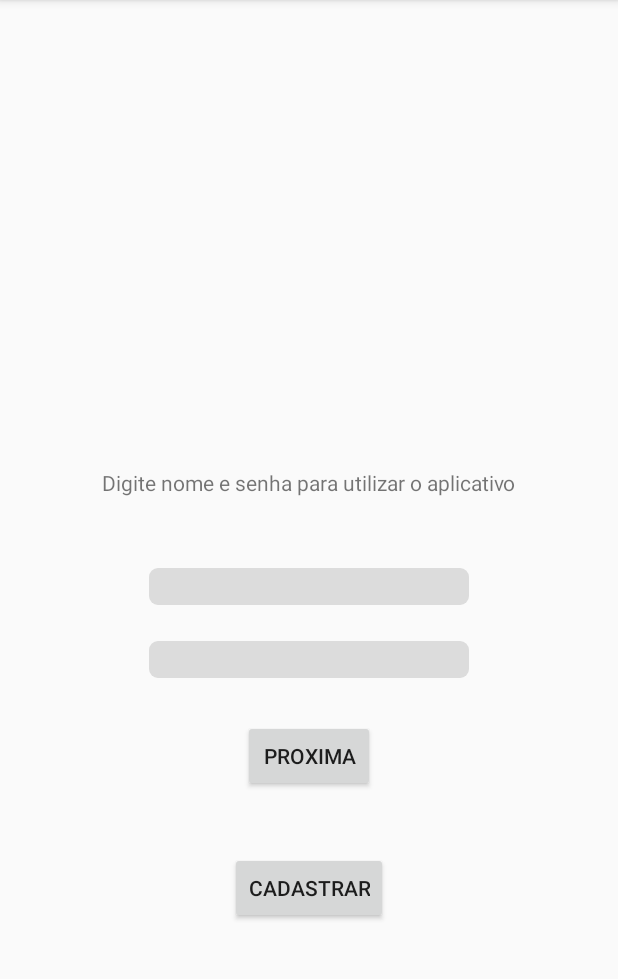
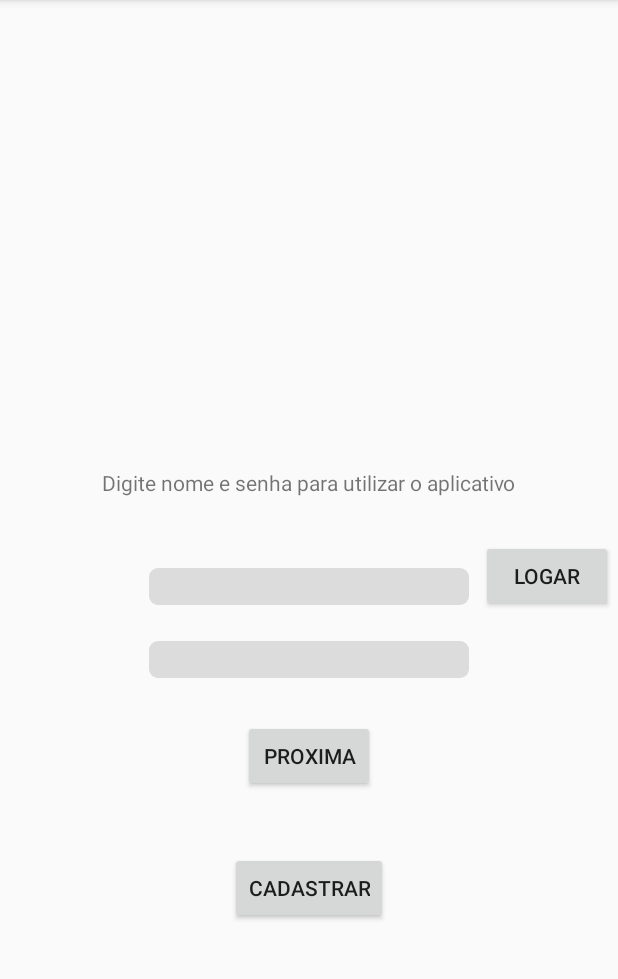
Before and after one commit to MauroTi/OrcamentoDomestico, an Android app: the screen it shows after launch (MainActivity), after a tap on "CADASTRAR", on a phone screen of 412 x 824 dp, the part 84-1063 px from its top. Run offline under Robolectric (Android 15) with nearby library versions, the phone set to English and light mode, and no system bars.

```diff
--- a/app/src/main/java/com/example/orcamentodomestico/MainActivity.java
+++ b/app/src/main/java/com/example/orcamentodomestico/MainActivity.java
@@ -17,7 +17,6 @@ public class MainActivity extends AppCompatActivity {
     protected void onCreate(Bundle savedInstanceState) {
         super.onCreate(savedInstanceState);
         setContentView(R.layout.activity_main);
-
     }
 
     Login login;
@@ -34,20 +33,16 @@ public class MainActivity extends AppCompatActivity {
         login = new Login();
         login.setUsuario(usuario);
         login.setSenha(senha);
-        login.toString();
         loginController.cadastroLogin(login);
 
-        //Toast.makeText(getBaseContext(), login.toString(), Toast.LENGTH_LONG).show();
+        // Toast.makeText(getBaseContext(), login.toString(), Toast.LENGTH_LONG).show();
         Toast.makeText(getBaseContext(), loginController.exibeLogin(), Toast.LENGTH_LONG).show();
+    }
 
-    }
+    public void logar(View view) {}
 
     public void proxima(View view) {
         Intent intent = new Intent(MainActivity.this, Main2Activity.class);
         startActivity(intent);
-
     }
-
-
-
 }
--- a/app/src/main/java/controller/LoginController.java
+++ b/app/src/main/java/controller/LoginController.java
@@ -9,8 +9,11 @@ public class LoginController {
 
     static List<Login> listaLogins = new ArrayList<Login>();
 
+
     public void cadastroLogin(Login login) {
+
         listaLogins.add(login);
+
     }
 
     public static String exibeLogin() {
--- a/app/src/main/java/model/Login.java
+++ b/app/src/main/java/model/Login.java
@@ -5,6 +5,12 @@ public class Login {
     private static String Usuario;
     private static String Senha;
 
+    public Login(Login login) {
+    }
+
+    public Login() {
+
+    }
 
 
     public String getUsuario()
--- a/app/src/main/res/layout/activity_main.xml
+++ b/app/src/main/res/layout/activity_main.xml
@@ -66,4 +66,16 @@
         app:layout_constraintHorizontal_bias="0.501"
         app:layout_constraintStart_toStartOf="parent" />
 
+    <Button
+        android:id="@+id/btnLogar"
+        android:layout_width="wrap_content"
+        android:layout_height="wrap_content"
+        android:text="Logar"
+        android:onClick="logar"
+        app:layout_constraintBottom_toBottomOf="parent"
+        app:layout_constraintEnd_toEndOf="parent"
+        app:layout_constraintHorizontal_bias="0.99"
+        app:layout_constraintStart_toStartOf="parent"
+        app:layout_constraintTop_toTopOf="parent" />
+
 </androidx.constraintlayout.widget.ConstraintLayout>
```
